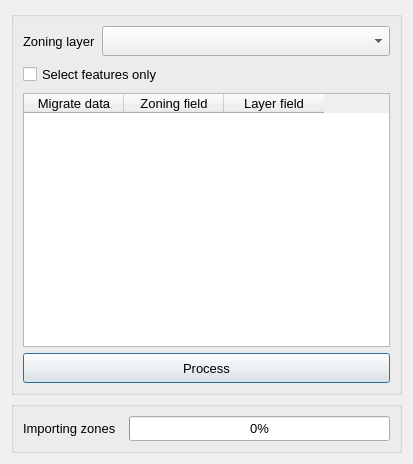
The window that project_procedures/forms/ui_add_zoning.ui (AequilibraE/qaequilibrae) describes before a commit, drawn with Qt 5.
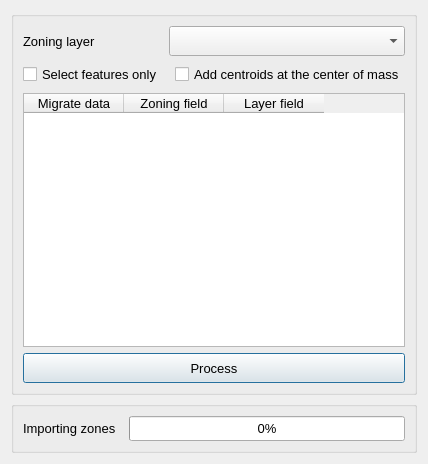
The same window after the commit. Custom widgets are drawn as their Qt base class.

Diff of the .ui file:
```diff
--- a/project_procedures/forms/ui_add_zoning.ui
+++ b/project_procedures/forms/ui_add_zoning.ui
@@ -119,7 +119,20 @@
       <string/>
      </property>
      <layout class="QGridLayout" name="gridLayout_3">
-      <item row="3" column="0" colspan="2">
+      <item row="3" column="2">
+       <widget class="QCheckBox" name="chb_add_centroids">
+        <property name="minimumSize">
+         <size>
+          <width>0</width>
+          <height>25</height>
+         </size>
+        </property>
+        <property name="text">
+         <string>Add centroids at the center of mass</string>
+        </property>
+       </widget>
+      </item>
+      <item row="5" column="0" colspan="3">
        <widget class="QPushButton" name="but_run">
         <property name="minimumSize">
          <size>
@@ -137,7 +150,7 @@
         </property>
        </widget>
       </item>
-      <item row="2" column="0" colspan="2">
+      <item row="4" column="0" colspan="3">
        <widget class="QTableWidget" name="table_fields">
         <property name="maximumSize">
          <size>
@@ -167,6 +180,19 @@
         </column>
        </widget>
       </item>
+      <item row="3" column="0">
+       <widget class="QCheckBox" name="chb_select">
+        <property name="minimumSize">
+         <size>
+          <width>0</width>
+          <height>25</height>
+         </size>
+        </property>
+        <property name="text">
+         <string>Select features only</string>
+        </property>
+       </widget>
+      </item>
       <item row="0" column="0">
        <widget class="QLabel" name="label">
         <property name="sizePolicy">
@@ -191,7 +217,20 @@
         </property>
        </widget>
       </item>
-      <item row="0" column="1">
+      <item row="3" column="1">
+       <spacer name="horizontalSpacer">
+        <property name="orientation">
+         <enum>Qt::Horizontal</enum>
+        </property>
+        <property name="sizeHint" stdset="0">
+         <size>
+          <width>40</width>
+          <height>20</height>
+         </size>
+        </property>
+       </spacer>
+      </item>
+      <item row="0" column="1" colspan="2">
        <widget class="QgsMapLayerComboBox" name="cob_lyr">
         <property name="minimumSize">
          <size>
@@ -206,19 +245,6 @@
         </property>
        </widget>
       </item>
-      <item row="1" column="0" colspan="2">
-       <widget class="QCheckBox" name="chb_select">
-        <property name="minimumSize">
-         <size>
-          <width>0</width>
-          <height>25</height>
-         </size>
-        </property>
-        <property name="text">
-         <string>Select features only</string>
-        </property>
-       </widget>
-      </item>
      </layout>
     </widget>
    </item>
```
